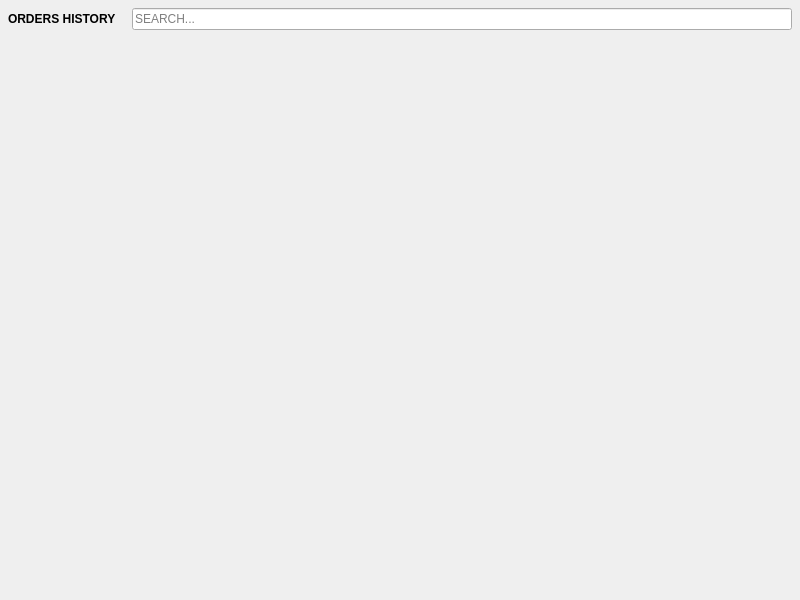
This is pages/orderspage.ui in pamugk/nebulae-qt as Qt 5 draws it before an edit. The edited form follows.
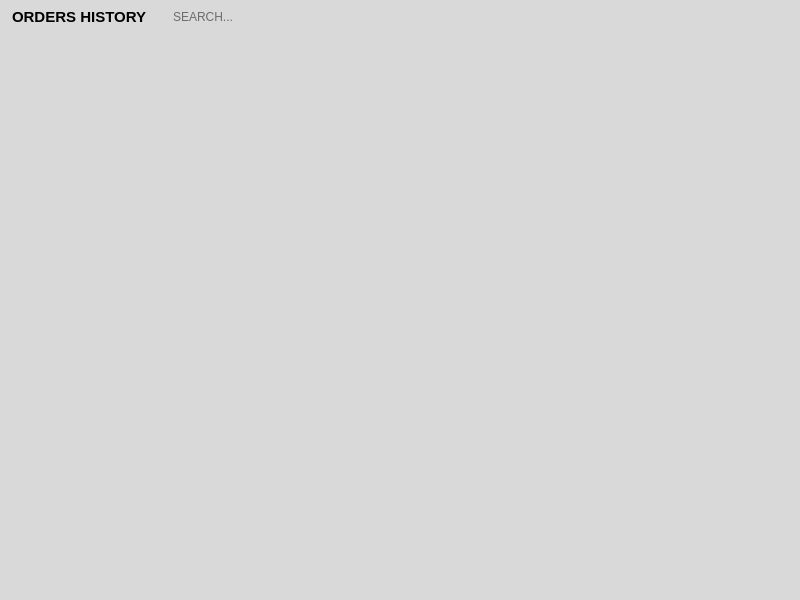
This is the edited form.

```diff
--- a/pages/orderspage.ui
+++ b/pages/orderspage.ui
@@ -13,6 +13,9 @@
   <property name="windowTitle">
    <string>Form</string>
   </property>
+  <property name="styleSheet">
+   <string notr="true">background-color: rgb(217, 217, 217);</string>
+  </property>
   <layout class="QGridLayout" name="gridLayout">
    <property name="leftMargin">
     <number>8</number>
@@ -27,15 +30,19 @@
     <number>8</number>
    </property>
    <property name="spacing">
-    <number>16</number>
+    <number>0</number>
    </property>
    <item row="0" column="0">
     <widget class="QLabel" name="label">
      <property name="font">
       <font>
+       <pointsize>11</pointsize>
        <bold>true</bold>
       </font>
      </property>
+     <property name="styleSheet">
+      <string notr="true">color: black; padding-right: 20px;</string>
+     </property>
      <property name="text">
       <string>ORDERS HISTORY</string>
      </property>
@@ -43,6 +50,24 @@
    </item>
    <item row="0" column="1">
     <widget class="QLineEdit" name="searchEdit">
+     <property name="sizePolicy">
+      <sizepolicy hsizetype="Expanding" vsizetype="Preferred">
+       <horstretch>0</horstretch>
+       <verstretch>0</verstretch>
+      </sizepolicy>
+     </property>
+     <property name="styleSheet">
+      <string notr="true">QLineEdit
+{
+	border: none;
+}
+
+QLineEdit:focus
+{
+	background-color: rgb(237, 237, 237);
+	border: 1px solid gray;
+}</string>
+     </property>
      <property name="placeholderText">
       <string>SEARCH...</string>
      </property>
@@ -84,7 +109,7 @@
             <x>0</x>
             <y>0</y>
             <width>784</width>
-            <height>495</height>
+            <height>515</height>
            </rect>
           </property>
           <layout class="QVBoxLayout" name="resultsScrollContentsLayout">
```
